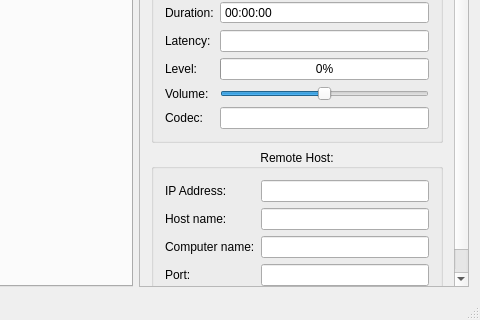
Above: ui/maingui.ui from tobiasschulz/call-qt before the change; both pictures show x 359 to 839 and y 251 to 571 of the 839 by 571 pixel window. Below: the same form after it.
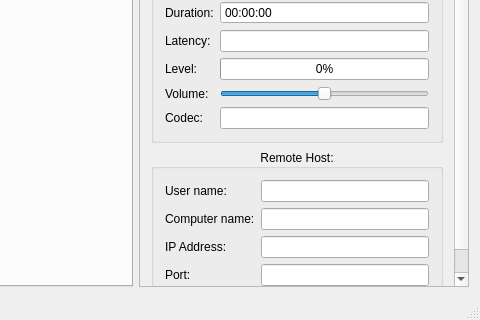
That is the form after the change. Custom widgets are drawn as their Qt base class.

Commit message: memory bug fixed and no more unreachable contacts are displayed if reachable contacts with the same user and IP exist

What changed in the file:
```diff
--- a/ui/maingui.ui
+++ b/ui/maingui.ui
@@ -39,7 +39,7 @@
        <property name="geometry">
         <rect>
          <x>0</x>
-         <y>0</y>
+         <y>-95</y>
          <width>312</width>
          <height>612</height>
         </rect>
@@ -393,6 +393,58 @@
              </property>
              <layout class="QGridLayout" name="gridLayout_4">
               <item row="0" column="0">
+               <widget class="QLabel" name="label_5">
+                <property name="sizePolicy">
+                 <sizepolicy hsizetype="Fixed" vsizetype="Preferred">
+                  <horstretch>0</horstretch>
+                  <verstretch>0</verstretch>
+                 </sizepolicy>
+                </property>
+                <property name="text">
+                 <string>User name:</string>
+                </property>
+               </widget>
+              </item>
+              <item row="2" column="1">
+               <widget class="QLineEdit" name="address">
+                <property name="sizePolicy">
+                 <sizepolicy hsizetype="Expanding" vsizetype="Fixed">
+                  <horstretch>0</horstretch>
+                  <verstretch>0</verstretch>
+                 </sizepolicy>
+                </property>
+                <property name="readOnly">
+                 <bool>true</bool>
+                </property>
+               </widget>
+              </item>
+              <item row="5" column="0">
+               <widget class="QLabel" name="label_7">
+                <property name="sizePolicy">
+                 <sizepolicy hsizetype="Fixed" vsizetype="Preferred">
+                  <horstretch>0</horstretch>
+                  <verstretch>0</verstretch>
+                 </sizepolicy>
+                </property>
+                <property name="text">
+                 <string>Port:</string>
+                </property>
+               </widget>
+              </item>
+              <item row="5" column="1">
+               <widget class="QLineEdit" name="port">
+                <property name="sizePolicy">
+                 <sizepolicy hsizetype="Preferred" vsizetype="Fixed">
+                  <horstretch>0</horstretch>
+                  <verstretch>0</verstretch>
+                 </sizepolicy>
+                </property>
+                <property name="readOnly">
+                 <bool>true</bool>
+                </property>
+               </widget>
+              </item>
+              <item row="2" column="0">
                <widget class="QLabel" name="label">
                 <property name="sizePolicy">
                  <sizepolicy hsizetype="Fixed" vsizetype="Preferred">
@@ -406,33 +458,7 @@
                </widget>
               </item>
               <item row="0" column="1">
-               <widget class="QLineEdit" name="address">
-                <property name="sizePolicy">
-                 <sizepolicy hsizetype="Expanding" vsizetype="Fixed">
-                  <horstretch>0</horstretch>
-                  <verstretch>0</verstretch>
-                 </sizepolicy>
-                </property>
-                <property name="readOnly">
-                 <bool>true</bool>
-                </property>
-               </widget>
-              </item>
-              <item row="1" column="0">
-               <widget class="QLabel" name="label_5">
-                <property name="sizePolicy">
-                 <sizepolicy hsizetype="Fixed" vsizetype="Preferred">
-                  <horstretch>0</horstretch>
-                  <verstretch>0</verstretch>
-                 </sizepolicy>
-                </property>
-                <property name="text">
-                 <string>Host name:</string>
-                </property>
-               </widget>
-              </item>
-              <item row="1" column="1">
-               <widget class="QLineEdit" name="hostname">
+               <widget class="QLineEdit" name="username">
                 <property name="sizePolicy">
                  <sizepolicy hsizetype="Preferred" vsizetype="Fixed">
                   <horstretch>0</horstretch>
@@ -444,7 +470,7 @@
                 </property>
                </widget>
               </item>
-              <item row="2" column="0">
+              <item row="1" column="0">
                <widget class="QLabel" name="label_6">
                 <property name="sizePolicy">
                  <sizepolicy hsizetype="Fixed" vsizetype="Preferred">
@@ -457,7 +483,7 @@
                 </property>
                </widget>
               </item>
-              <item row="2" column="1">
+              <item row="1" column="1">
                <widget class="QLineEdit" name="computername">
                 <property name="sizePolicy">
                  <sizepolicy hsizetype="Preferred" vsizetype="Fixed">
@@ -470,32 +496,6 @@
                 </property>
                </widget>
               </item>
-              <item row="3" column="0">
-               <widget class="QLabel" name="label_7">
-                <property name="sizePolicy">
-                 <sizepolicy hsizetype="Fixed" vsizetype="Preferred">
-                  <horstretch>0</horstretch>
-                  <verstretch>0</verstretch>
-                 </sizepolicy>
-                </property>
-                <property name="text">
-                 <string>Port:</string>
-                </property>
-               </widget>
-              </item>
-              <item row="3" column="1">
-               <widget class="QLineEdit" name="port">
-                <property name="sizePolicy">
-                 <sizepolicy hsizetype="Preferred" vsizetype="Fixed">
-                  <horstretch>0</horstretch>
-                  <verstretch>0</verstretch>
-                 </sizepolicy>
-                </property>
-                <property name="readOnly">
-                 <bool>true</bool>
-                </property>
-               </widget>
-              </item>
              </layout>
             </widget>
            </item>
```
The commit also changes 21 other files.
